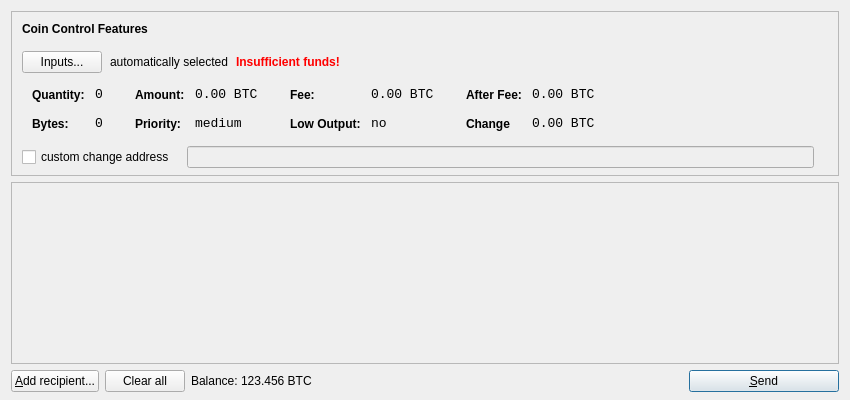
PaycoinFoundation/paycoin, file src/qt/forms/sendcoinsdialog.ui: the form before one commit.
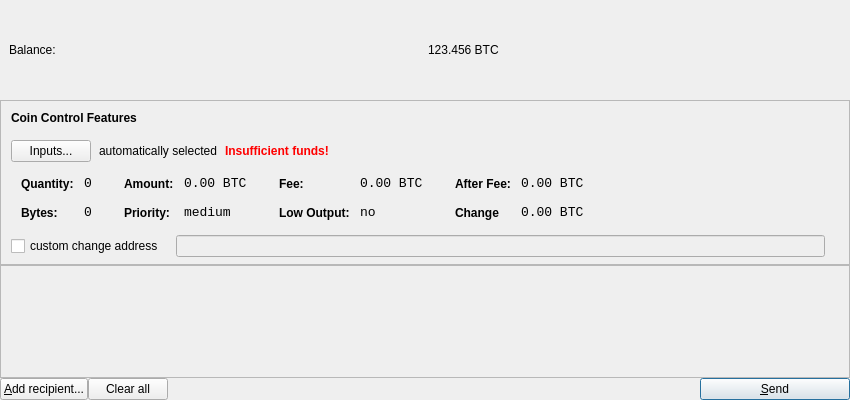
The form after the commit. Icons and pictures are not drawn.

```diff
--- a/src/qt/forms/sendcoinsdialog.ui
+++ b/src/qt/forms/sendcoinsdialog.ui
@@ -13,10 +13,63 @@
   <property name="windowTitle">
    <string>Send Coins</string>
   </property>
-  <layout class="QVBoxLayout" name="verticalLayout" stretch="0,1,0">
+  <layout class="QVBoxLayout" name="verticalLayout" stretch="0,0,1,0">
+   <property name="spacing">
+    <number>0</number>
+   </property>
+   <property name="leftMargin">
+    <number>0</number>
+   </property>
+   <property name="topMargin">
+    <number>0</number>
+   </property>
+   <property name="rightMargin">
+    <number>0</number>
+   </property>
    <property name="bottomMargin">
-    <number>8</number>
+    <number>0</number>
    </property>
+   <item>
+    <widget class="QFrame" name="frameTop">
+     <property name="sizePolicy">
+      <sizepolicy hsizetype="Preferred" vsizetype="Fixed">
+       <horstretch>0</horstretch>
+       <verstretch>0</verstretch>
+      </sizepolicy>
+     </property>
+     <property name="minimumSize">
+      <size>
+       <width>0</width>
+       <height>100</height>
+      </size>
+     </property>
+     <property name="frameShape">
+      <enum>QFrame::NoFrame</enum>
+     </property>
+     <property name="frameShadow">
+      <enum>QFrame::Raised</enum>
+     </property>
+     <layout class="QGridLayout" name="gridLayout">
+      <item row="0" column="0">
+       <widget class="QLabel" name="label">
+        <property name="text">
+         <string>Balance:</string>
+        </property>
+       </widget>
+      </item>
+      <item row="0" column="1">
+       <widget class="QLabel" name="labelBalance">
+        <property name="text">
+         <string>123.456 BTC</string>
+        </property>
+        <property name="textInteractionFlags">
+         <set>Qt::LinksAccessibleByMouse|Qt::TextSelectableByKeyboard|Qt::TextSelectableByMouse</set>
+        </property>
+       </widget>
+      </item>
+     </layout>
+    </widget>
+   </item>
    <item>
     <widget class="QFrame" name="frameCoinControl">
      <property name="sizePolicy">
@@ -39,7 +92,7 @@
      </property>
      <layout class="QVBoxLayout" name="verticalLayoutCoinControl2">
       <property name="spacing">
-       <number>-1</number>
+       <number>6</number>
       </property>
       <property name="leftMargin">
        <number>0</number>
@@ -625,8 +678,8 @@
        <rect>
         <x>0</x>
         <y>0</y>
-        <width>830</width>
-        <height>165</height>
+        <width>848</width>
+        <height>82</height>
        </rect>
       </property>
       <layout class="QVBoxLayout" name="verticalLayout_2">
@@ -696,30 +749,6 @@
        </property>
       </widget>
      </item>
-     <item>
-      <layout class="QHBoxLayout" name="horizontalLayout_2">
-       <property name="spacing">
-        <number>3</number>
-       </property>
-       <item>
-        <widget class="QLabel" name="label">
-         <property name="text">
-          <string>Balance:</string>
-         </property>
-        </widget>
-       </item>
-       <item>
-        <widget class="QLabel" name="labelBalance">
-         <property name="text">
-          <string>123.456 BTC</string>
-         </property>
-         <property name="textInteractionFlags">
-          <set>Qt::LinksAccessibleByMouse|Qt::TextSelectableByKeyboard|Qt::TextSelectableByMouse</set>
-         </property>
-        </widget>
-       </item>
-      </layout>
-     </item>
      <item>
       <spacer name="horizontalSpacer">
        <property name="orientation">
```
Left out of the diff: 40 changed lines with no effect on the pictures.
